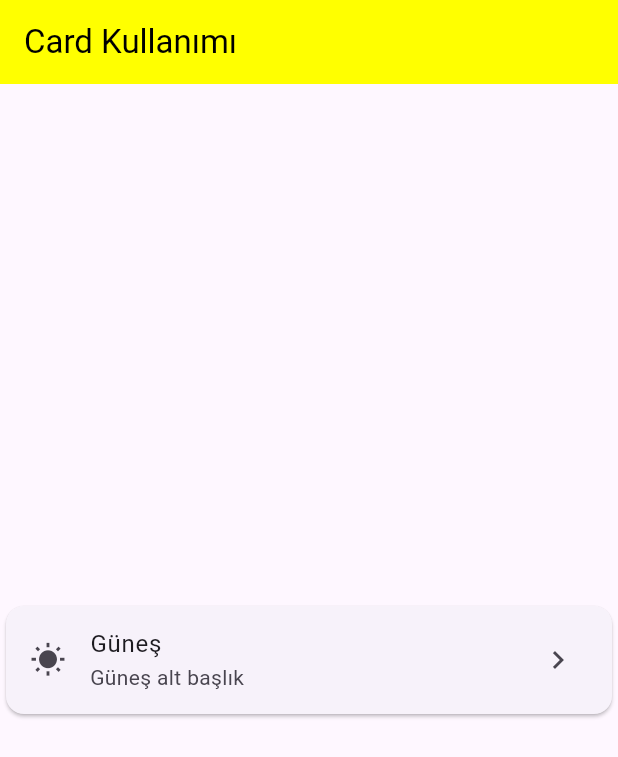
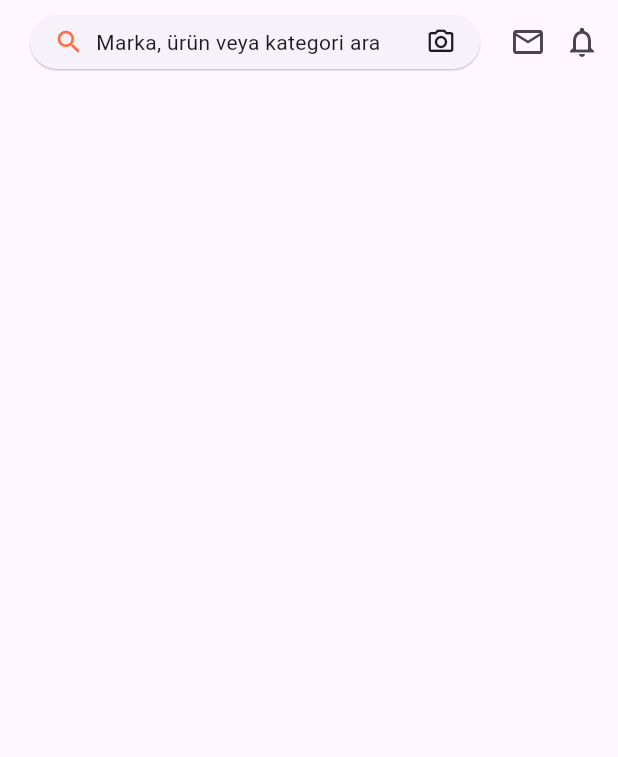
Before and after one commit to yasinaktas/SoftITo-Flutter, a Flutter app: the screen it shows after launch, on a phone screen of 412 x 824 dp. Shown: the top 757 px of the screen. Run offline on Flutter 3.47's test engine with Material 3 defaults, Android fonts, the phone set to English and light mode, and no system bars; our stand-ins replace google_fonts, webview_flutter.

Commit message:
letgo appbar, trendyol appbar eklendi

```diff
--- a/Flutter/ders9/lib/main.dart
+++ b/Flutter/ders9/lib/main.dart
@@ -1,4 +1,4 @@
-import 'package:ders9/card_and_listtile_kullanimi.dart';
+import 'package:ders9/trendyol_app_bar.dart';
 import 'package:flutter/material.dart';
 
 void main() {
@@ -12,7 +12,7 @@ class MyApp extends StatelessWidget {
   Widget build(BuildContext context) {
     return MaterialApp(
       debugShowCheckedModeBanner: false,
-      home: CardAndListTileKullanimi(),
+      home: TrendyolAppBar(),
     );
   }
 }
--- /dev/null
+++ b/Flutter/ders9/lib/trendyol_app_bar.dart
@@ -0,0 +1,51 @@
+import 'package:flutter/material.dart';
+
+class TrendyolAppBar extends StatefulWidget {
+  const TrendyolAppBar({super.key});
+
+  @override
+  State<TrendyolAppBar> createState() => _TrendyolAppBarState();
+}
+
+class _TrendyolAppBarState extends State<TrendyolAppBar> {
+  @override
+  Widget build(BuildContext context) {
+    return Scaffold(
+      appBar: AppBar(
+        centerTitle: false,
+        title: SizedBox(
+          height: 44,
+          child: Card(
+            elevation: 0.5,
+            shape: RoundedRectangleBorder(
+              borderRadius: BorderRadius.circular(20),
+            ),
+            child: Padding(
+              padding: const EdgeInsets.symmetric(horizontal: 16.0),
+              child: Row(
+                spacing: 8,
+                children: [
+                  Icon(Icons.search, color: Colors.deepOrangeAccent, size: 20),
+                  Expanded(
+                    child: Text(
+                      "Marka, ürün veya kategori ara",
+                      style: TextStyle(fontSize: 14),
+                      overflow: TextOverflow.ellipsis,
+                    ),
+                  ),
+                  Icon(Icons.camera_alt_outlined, size: 20),
+                ],
+              ),
+            ),
+          ),
+        ),
+        actions: [
+          Icon(Icons.mail_outline),
+          SizedBox(width: 12),
+          Icon(Icons.notifications_outlined),
+          SizedBox(width: 12),
+        ],
+      ),
+    );
+  }
+}
--- a/Flutter/ders9/pubspec.yaml
+++ b/Flutter/ders9/pubspec.yaml
@@ -30,6 +30,7 @@ environment:
 dependencies:
   flutter:
     sdk: flutter
+  google_fonts: ^6.1.0
 
   # The following adds the Cupertino Icons font to your application.
   # Use with the CupertinoIcons class for iOS style icons.
```
Also changed, not shown: Flutter/ders9/lib/letgo_app_bar.dart (added, +89 -0 lines), Flutter/ders9/pubspec.lock, 8 other files.
